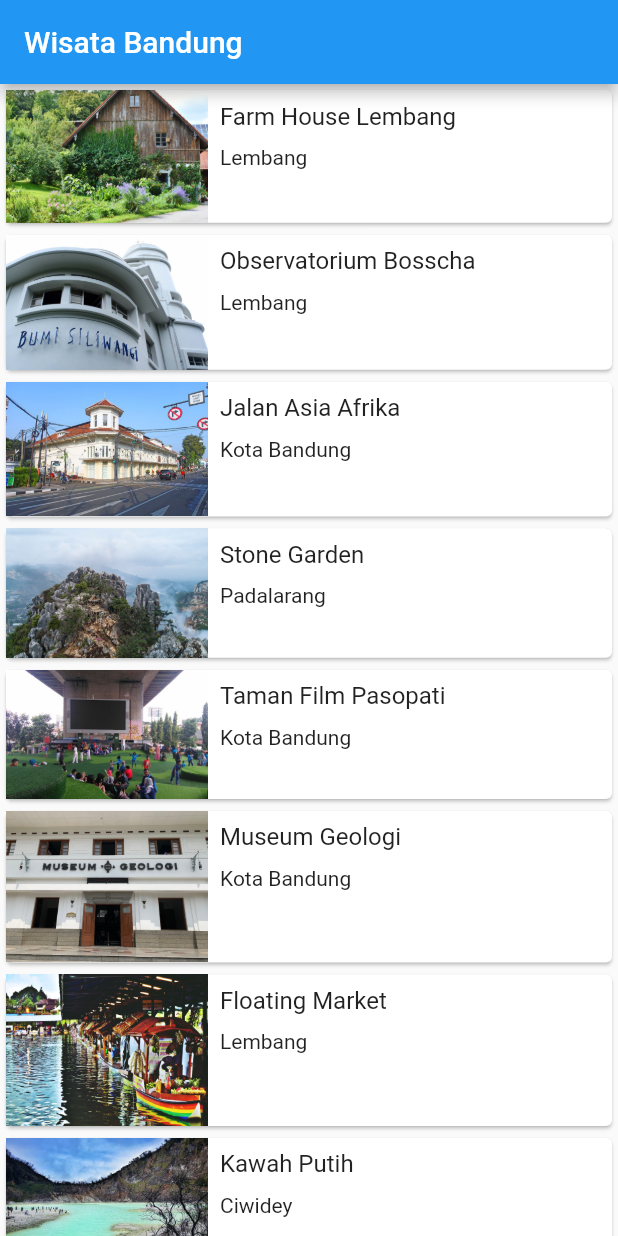
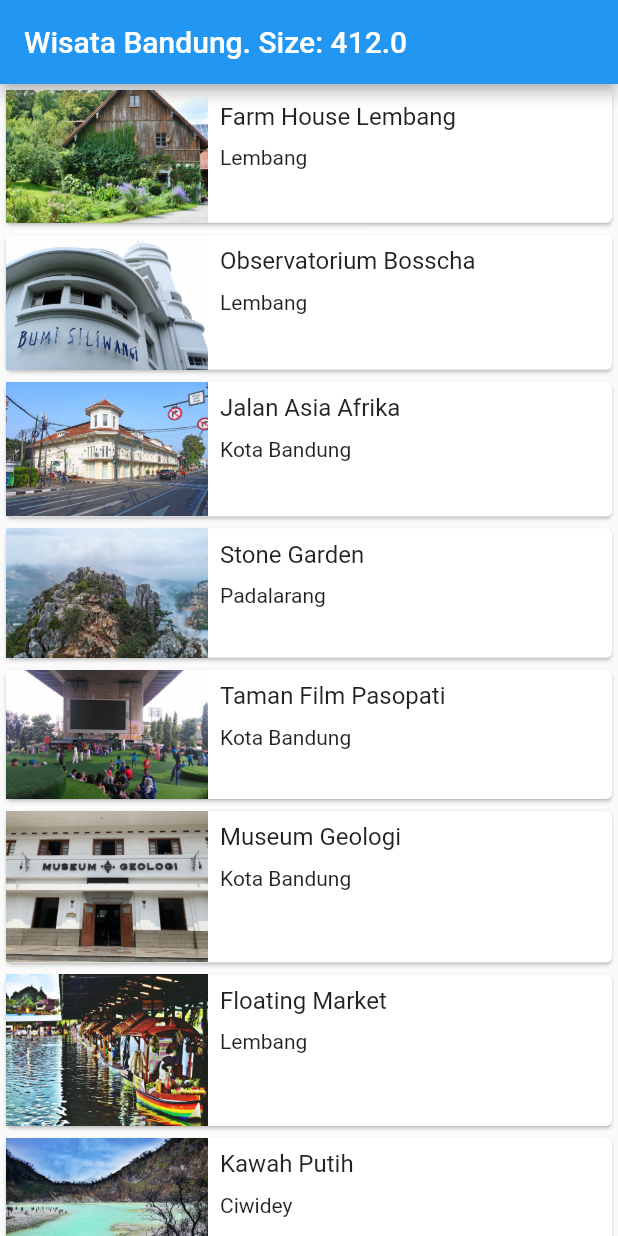
Before and after one commit to mmajapahitnw/dicoding-flutter-codelab1, a Flutter app: the screen it shows after launch, on a phone screen of 412 x 824 dp. Run offline on Flutter 3.47's test engine with Material 2 defaults, Android fonts, the phone set to English and light mode, and no system bars.

Commit message:
Update main_screen.dart

```diff
--- a/aplikasi_tempat_wisata/lib/main_screen.dart
+++ b/aplikasi_tempat_wisata/lib/main_screen.dart
@@ -9,7 +9,7 @@ class MainScreen extends StatelessWidget {
   Widget build(BuildContext context) {
     return Scaffold(
       appBar: AppBar(
-        title: const Text('Wisata Bandung'),
+        title: Text('Wisata Bandung. Size: ${MediaQuery.of(context).size.width}'),
       ),
       body: ListView.builder(
         itemCount: tourismPlaceList.length,
```
